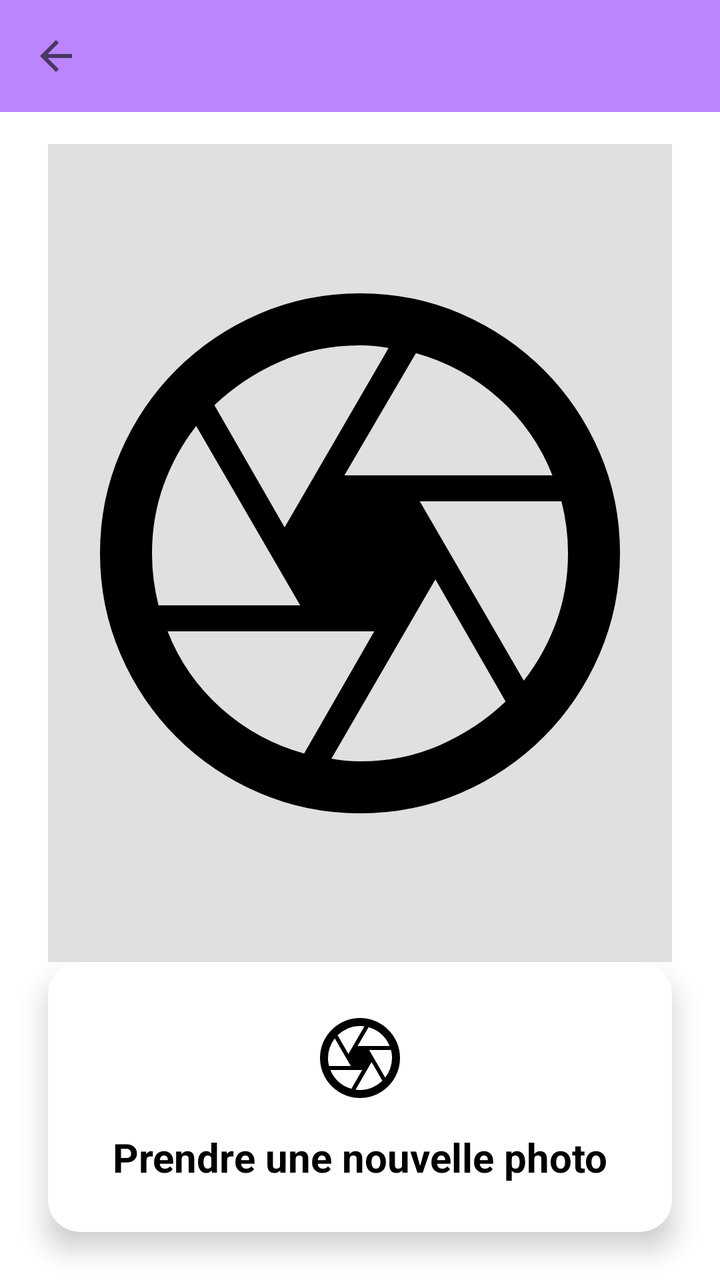
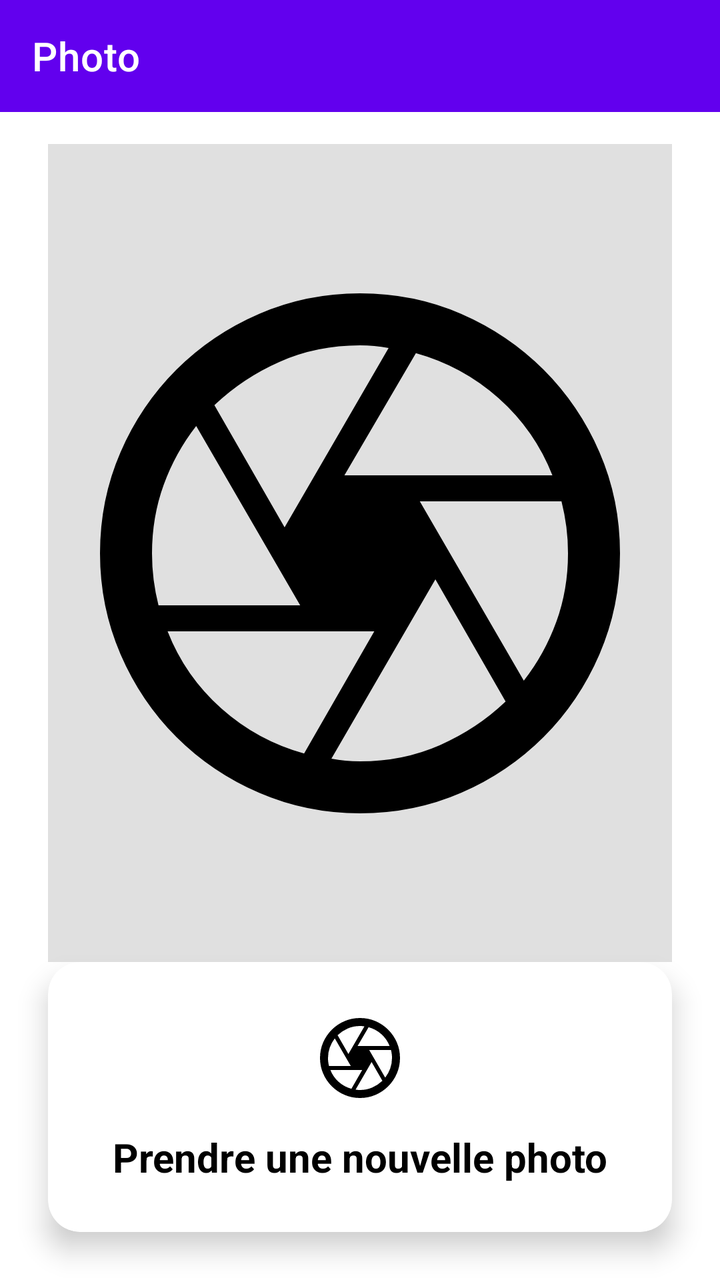

Before-and-after screenshots of an Android layout around one commit, followed by the original layout XML and the change that was made.
<!-- AndroidManifest.xml: activity theme App.Theme.NoActionBar -->
<!-- res/layout/activity_photo.xml -->
<?xml version="1.0" encoding="utf-8"?>
<androidx.constraintlayout.widget.ConstraintLayout xmlns:android="http://schemas.android.com/apk/res/android"
    xmlns:app="http://schemas.android.com/apk/res-auto"
    xmlns:tools="http://schemas.android.com/tools"
    android:id="@+id/main"
    android:layout_width="match_parent"
    android:layout_height="match_parent"
    tools:context=".PhotoActivity">

    <com.google.android.material.appbar.MaterialToolbar
        android:id="@+id/toolbar_photo"
        android:layout_width="match_parent"
        android:layout_height="wrap_content"
        android:background="@color/purple_200"
        app:layout_constraintEnd_toEndOf="parent"
        app:layout_constraintStart_toStartOf="parent"
        app:layout_constraintTop_toTopOf="parent"
        app:navigationIcon="@drawable/ic_arrow_back_white_24dp"
        app:titleTextColor="@android:color/white" />

    <ImageView
        android:id="@+id/image_view_photo"
        android:layout_width="0dp"
        android:layout_height="0dp"
        android:layout_marginHorizontal="24dp"
        android:layout_marginTop="16dp"
        android:background="#E0E0E0"
        android:contentDescription="@string/description_captured_photo"
        android:scaleType="fitCenter"
        android:src="@drawable/ic_camera_black_24dp"
        app:layout_constraintTop_toBottomOf="@id/toolbar_photo"
        app:layout_constraintEnd_toEndOf="parent"
        app:layout_constraintStart_toStartOf="parent"

        app:layout_constraintBottom_toTopOf="@id/card_take_photo" />

    <androidx.cardview.widget.CardView
        android:id="@+id/card_take_photo"
        android:layout_width="match_parent"
        android:layout_height="wrap_content"
        android:layout_margin="24dp"
        android:clickable="true"
        android:focusable="true"
        android:foreground="?android:attr/selectableItemBackground"
        app:cardCornerRadius="16dp"
        app:cardElevation="8dp"

        app:layout_constraintBottom_toBottomOf="parent"
        app:layout_constraintStart_toStartOf="parent"
        app:layout_constraintEnd_toEndOf="parent">

        <LinearLayout
            android:layout_width="match_parent"
            android:layout_height="wrap_content"
            android:gravity="center"
            android:orientation="vertical"
            android:padding="24dp">

            <ImageView
                android:layout_width="48dp"
                android:layout_height="48dp"
                android:contentDescription="@string/action_take_photo"
                android:src="@drawable/ic_camera_black_24dp"
                android:tint="#000000" />

            <TextView
                android:layout_width="wrap_content"
                android:layout_height="wrap_content"
                android:layout_marginTop="12dp"
                android:text="@string/action_take_photo"
                android:textColor="#000000"
                android:textSize="20sp"
                android:textStyle="bold" />
        </LinearLayout>
    </androidx.cardview.widget.CardView>

</androidx.constraintlayout.widget.ConstraintLayout>
<!-- resources referenced by this layout -->
<resources>
  <color name="purple_200">#FFBB86FC</color>
  <!-- drawable ic_arrow_back_white_24dp (drawable) -->
  <vector xmlns:android="http://schemas.android.com/apk/res/android"
      android:width="24dp"
      android:height="24dp"
      android:viewportWidth="24.0"
      android:viewportHeight="24.0"
      android:tint="?attr/colorControlNormal">
    <path
        android:fillColor="@android:color/white"
        android:pathData="M20,11H7.83l5.59,-5.59L12,4l-8,8 8,8 1.41,-1.41L7.83,13H20v-2z"/>
  </vector>
  <!-- drawable ic_camera_black_24dp (drawable) -->
  <vector xmlns:android="http://schemas.android.com/apk/res/android" android:height="24dp" android:tint="#000000" android:viewportHeight="960" android:viewportWidth="960" android:width="24dp">
        
      <path android:fillColor="@android:color/white" android:pathData="M456,360L776,360Q749,291 693.5,241.5Q638,192 566,172L456,360ZM364,440L524,164Q513,162 502,161Q491,160 480,160Q414,160 357,185Q300,210 256,252L364,440ZM170,560L388,560L228,284Q196,325 178,374.5Q160,424 160,480Q160,501 162.5,520.5Q165,540 170,560ZM394,788L502,600L184,600Q211,669 266.5,718.5Q322,768 394,788ZM480,800Q546,800 603,775Q660,750 704,708L596,520L436,796Q447,798 457.5,799Q468,800 480,800ZM732,676Q764,635 782,585.5Q800,536 800,480Q800,459 797.5,439.5Q795,420 790,400L572,400L732,676ZM480,480Q480,480 480,480Q480,480 480,480Q480,480 480,480Q480,480 480,480Q480,480 480,480Q480,480 480,480Q480,480 480,480Q480,480 480,480Q480,480 480,480Q480,480 480,480Q480,480 480,480Q480,480 480,480Q480,480 480,480Q480,480 480,480Q480,480 480,480Q480,480 480,480ZM480,880Q398,880 325,848.5Q252,817 197.5,762.5Q143,708 111.5,635Q80,562 80,480Q80,397 111.5,324.5Q143,252 197.5,197.5Q252,143 325,111.5Q398,80 480,80Q563,80 635.5,111.5Q708,143 762.5,197.5Q817,252 848.5,324.5Q880,397 880,480Q880,562 848.5,635Q817,708 762.5,762.5Q708,817 635.5,848.5Q563,880 480,880Z"/>
      
  </vector>
  <string name="action_take_photo">Prendre une nouvelle photo</string>
  <string name="description_captured_photo">The photo captured by the camera.</string>
  <style name="App.Theme.NoActionBar" parent="Theme.MaterialComponents.DayNight.NoActionBar">
      </style>
</resources>

<!-- the commit's change to res/layout/activity_photo.xml (unified diff, before → after) -->
@@ -7,15 +7,15 @@
     android:layout_height="match_parent"
     tools:context=".PhotoActivity">
 
+
+
+
     <com.google.android.material.appbar.MaterialToolbar
         android:id="@+id/toolbar_photo"
         android:layout_width="match_parent"
-        android:layout_height="wrap_content"
-        android:background="@color/purple_200"
-        app:layout_constraintEnd_toEndOf="parent"
-        app:layout_constraintStart_toStartOf="parent"
-        app:layout_constraintTop_toTopOf="parent"
-        app:navigationIcon="@drawable/ic_arrow_back_white_24dp"
+        android:layout_height="?attr/actionBarSize"
+        android:background="?attr/colorPrimary"
+        app:title="Photo"
         app:titleTextColor="@android:color/white" />
 
     <ImageView
<!-- resource entries referenced after the edit -->
@@ -1,17 +1,5 @@
 <!-- resources referenced by this layout -->
 <resources>
-  <color name="purple_200">#FFBB86FC</color>
-  <!-- drawable ic_arrow_back_white_24dp (drawable) -->
-  <vector xmlns:android="http://schemas.android.com/apk/res/android"
-      android:width="24dp"
-      android:height="24dp"
-      android:viewportWidth="24.0"
-      android:viewportHeight="24.0"
-      android:tint="?attr/colorControlNormal">
-    <path
-        android:fillColor="@android:color/white"
-        android:pathData="M20,11H7.83l5.59,-5.59L12,4l-8,8 8,8 1.41,-1.41L7.83,13H20v-2z"/>
-  </vector>
   <!-- drawable ic_camera_black_24dp (drawable) -->
   <vector xmlns:android="http://schemas.android.com/apk/res/android" android:height="24dp" android:tint="#000000" android:viewportHeight="960" android:viewportWidth="960" android:width="24dp">
         
